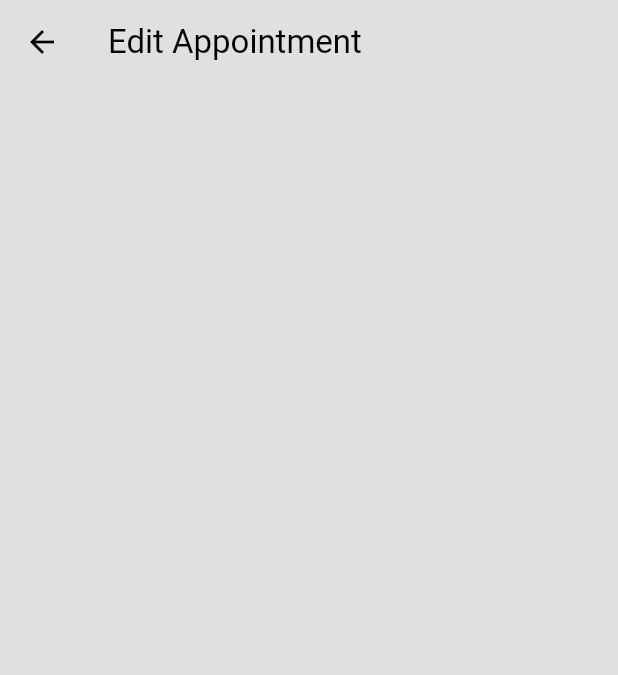
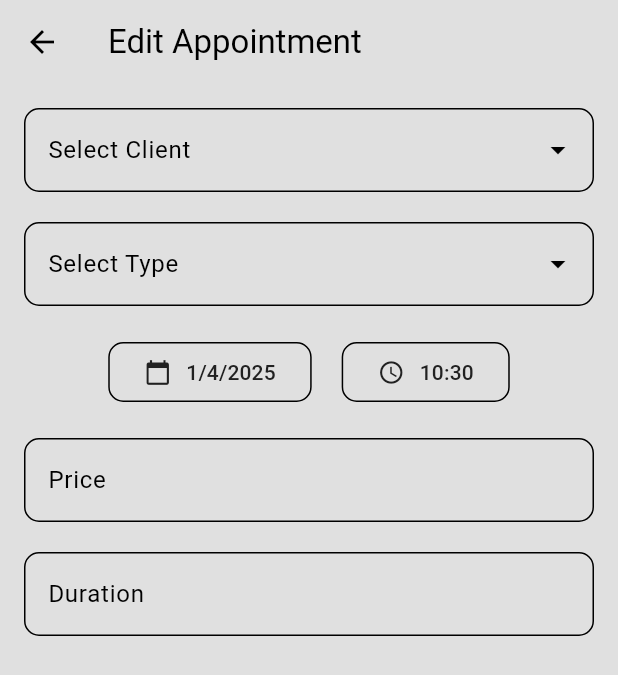
Before and after one commit to GiulioCallegarin/Barbero, a Flutter app: the EditAppointmentPage screen opened directly, on a phone screen of 412 x 824 dp. Shown: the top 675 px of the screen. Run offline on Flutter 3.47's test engine with Material 3 defaults, Android fonts, the phone set to English and light mode, and no system bars; drawn by our look-alikes of dropdown_search; our stand-ins replace hive_ce_flutter, syncfusion_flutter_calendar, table_calendar; accounts and stored records are empty.

Commit message:
Added date and time pickers to edit appointment page

```diff
--- a/lib/pages/edit_appointment_page.dart
+++ b/lib/pages/edit_appointment_page.dart
@@ -1,8 +1,12 @@
 import 'package:barbero/models/appointment.dart';
 import 'package:barbero/models/appointment_type.dart';
 import 'package:barbero/models/client.dart';
+import 'package:barbero/widgets/appointments/custom_date_picker.dart';
+import 'package:barbero/widgets/appointments/custom_time_picker.dart';
+import 'package:barbero/widgets/styled_text_field.dart';
 import 'package:flutter/material.dart';
 import 'package:hive_ce_flutter/hive_flutter.dart';
+import 'package:dropdown_search/dropdown_search.dart';
 
 class EditAppointmentPage extends StatefulWidget {
   final DateTime? timeSlot;
@@ -19,20 +23,96 @@ class _EditAppointmentPageState extends State<EditAppointmentPage> {
   late Box<Client> clientBox;
   late Box<AppointmentType> appointmentTypeBox;
 
+  late DateTime selectedDate;
+
   @override
   void initState() {
     super.initState();
     appointmentBox = Hive.box<Appointment>('appointments');
     clientBox = Hive.box<Client>('clients');
     appointmentTypeBox = Hive.box<AppointmentType>('appointmentTypes');
+    selectedDate = widget.timeSlot ?? DateTime.now();
   }
 
   @override
   Widget build(BuildContext context) {
     return Scaffold(
       appBar: AppBar(title: Text('Edit Appointment')),
-      body: Column(children: [
-        ],
+      body: Padding(
+        padding: const EdgeInsets.all(16.0),
+        child: Column(
+          spacing: 20,
+          children: [
+            DropdownSearch<int>(
+              items: (filter, infiniteScrollProps) => [1, 2, 3, 4, 5],
+              popupProps: PopupProps.menu(
+                showSelectedItems: true,
+                showSearchBox: true,
+              ),
+              onChanged: (value) {
+                // Handle the selected value
+              },
+              decoratorProps: DropDownDecoratorProps(
+                decoration: InputDecoration(
+                  labelText: 'Select Client',
+                  border: OutlineInputBorder(
+                    borderRadius: BorderRadius.circular(10.0),
+                  ),
+                ),
+              ),
+            ),
+            DropdownSearch<int>(
+              items: (filter, infiniteScrollProps) => [1, 2, 3, 4, 5],
+              popupProps: PopupProps.menu(
+                showSelectedItems: true,
+                showSearchBox: true,
+              ),
+              onChanged: (value) {
+                // Handle the selected value
+              },
+              decoratorProps: DropDownDecoratorProps(
+                decoration: InputDecoration(
+                  labelText: 'Select Type',
+                  border: OutlineInputBorder(
+                    borderRadius: BorderRadius.circular(10.0),
+                  ),
+                ),
+              ),
+            ),
+            Row(
+              mainAxisAlignment: MainAxisAlignment.center,
+              children: [
+                CustomDatePicker(
+                  selectedDate: selectedDate,
+                  onDateChanged: (date) {
+                    setState(() {
+                      selectedDate = date;
+                    });
+                  },
+                ),
+                const SizedBox(width: 20),
+                CustomTimePicker(
+                  selectedDate: selectedDate,
+                  onTimeChanged: (time) {
+                    setState(() {
+                      selectedDate = time;
+                    });
+                  },
+                ),
+              ],
+            ),
+            StyledTextField(
+              label: 'Price',
+              controller: TextEditingController(),
+              keyboardType: TextInputType.number,
+            ),
+            StyledTextField(
+              label: 'Duration',
+              controller: TextEditingController(),
+              keyboardType: TextInputType.number,
+            ),
+          ],
+        ),
       ),
     );
   }
--- /dev/null
+++ b/lib/widgets/appointments/custom_date_picker.dart
@@ -0,0 +1,63 @@
+import 'package:flutter/material.dart';
+
+class CustomDatePicker extends StatelessWidget {
+  final DateTime? selectedDate;
+  final Function(DateTime) onDateChanged;
+  const CustomDatePicker({
+    super.key,
+    required this.selectedDate,
+    required this.onDateChanged,
+  });
+
+  Future<void> _selectDate(BuildContext context) async {
+    final DateTime? pickedDate = await showDatePicker(
+      context: context,
+      initialDate: selectedDate,
+      firstDate: DateTime(2000),
+      lastDate: DateTime(2100),
+    );
+    if (pickedDate != null && pickedDate != selectedDate) {
+      final DateTime newDateTime = DateTime(
+        pickedDate.year,
+        pickedDate.month,
+        pickedDate.day,
+        selectedDate!.hour,
+        selectedDate!.minute,
+      );
+      onDateChanged(newDateTime);
+    }
+  }
+
+  @override
+  Widget build(BuildContext context) {
+    return Column(
+      mainAxisSize: MainAxisSize.min,
+      spacing: 20,
+      children: [
+        OutlinedButton(
+          onPressed: () => _selectDate(context),
+          style: TextButton.styleFrom(
+            shape: RoundedRectangleBorder(
+              borderRadius: BorderRadius.circular(10.0),
+            ),
+          ),
+          child: Row(
+            children: [
+              Icon(
+                Icons.calendar_today,
+                color: Theme.of(context).colorScheme.inversePrimary,
+              ),
+              const SizedBox(width: 10),
+              Text(
+                '${selectedDate!.day}/${selectedDate!.month}/${selectedDate!.year}',
+                style: TextStyle(
+                  color: Theme.of(context).colorScheme.inversePrimary,
+                ),
+              ),
+            ],
+          ),
+        ),
+      ],
+    );
+  }
+}
--- /dev/null
+++ b/lib/widgets/appointments/custom_time_picker.dart
@@ -0,0 +1,62 @@
+import 'package:flutter/material.dart';
+
+class CustomTimePicker extends StatelessWidget {
+  final DateTime? selectedDate;
+  final Function(DateTime) onTimeChanged;
+  const CustomTimePicker({
+    super.key,
+    required this.selectedDate,
+    required this.onTimeChanged,
+  });
+
+  Future<void> _selectTime(BuildContext context) async {
+    final TimeOfDay? pickedTime = await showTimePicker(
+      context: context,
+      initialTime: TimeOfDay.fromDateTime(selectedDate!),
+    );
+    if (pickedTime != null &&
+        pickedTime != TimeOfDay.fromDateTime(selectedDate!)) {
+      final DateTime newDateTime = DateTime(
+        selectedDate!.year,
+        selectedDate!.month,
+        selectedDate!.day,
+        pickedTime.hour,
+        pickedTime.minute,
+      );
+      onTimeChanged(newDateTime);
+    }
+  }
+
+  @override
+  Widget build(BuildContext context) {
+    return Column(
+      mainAxisSize: MainAxisSize.min,
+      spacing: 20,
+      children: [
+        OutlinedButton(
+          onPressed: () => _selectTime(context),
+          style: TextButton.styleFrom(
+            shape: RoundedRectangleBorder(
+              borderRadius: BorderRadius.circular(10.0),
+            ),
+          ),
+          child: Row(
+            children: [
+              Icon(
+                Icons.access_time,
+                color: Theme.of(context).colorScheme.inversePrimary,
+              ),
+              const SizedBox(width: 10),
+              Text(
+                '${selectedDate!.hour}:${selectedDate!.minute.toString().padLeft(2, '0')}',
+                style: TextStyle(
+                  color: Theme.of(context).colorScheme.inversePrimary,
+                ),
+              ),
+            ],
+          ),
+        ),
+      ],
+    );
+  }
+}
--- a/pubspec.yaml
+++ b/pubspec.yaml
@@ -40,6 +40,7 @@ dependencies:
   table_calendar: ^3.2.0
   syncfusion_flutter_calendar: ^29.1.33
   intl: ^0.20.2
+  dropdown_search: ^6.0.2
 
 dev_dependencies:
   flutter_test:
```
Also changed, not shown: pubspec.lock.
